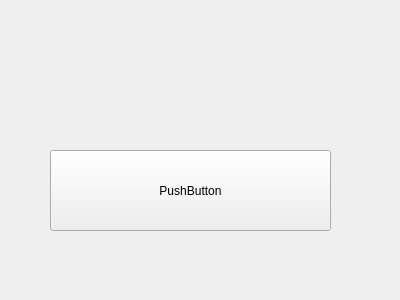
Before: the Qt Designer form options.ui in StylishTriangles/Aurora, drawn with Qt 5.
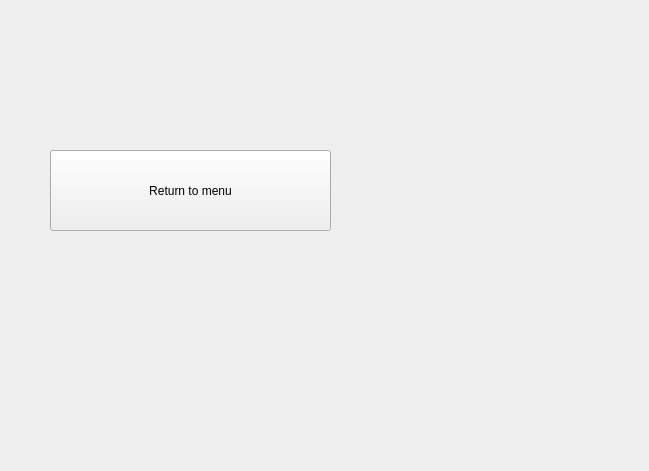
After: the same form once the commit is applied.

Diff of the .ui file:
```diff
--- a/options.ui
+++ b/options.ui
@@ -6,8 +6,8 @@
    <rect>
     <x>0</x>
     <y>0</y>
-    <width>400</width>
-    <height>300</height>
+    <width>649</width>
+    <height>471</height>
    </rect>
   </property>
   <property name="windowTitle">
@@ -23,7 +23,7 @@
     </rect>
    </property>
    <property name="text">
-    <string>PushButton</string>
+    <string>Return to menu</string>
    </property>
   </widget>
  </widget>
```
Left out of the diff: 2 changed lines with no effect on the pictures.
